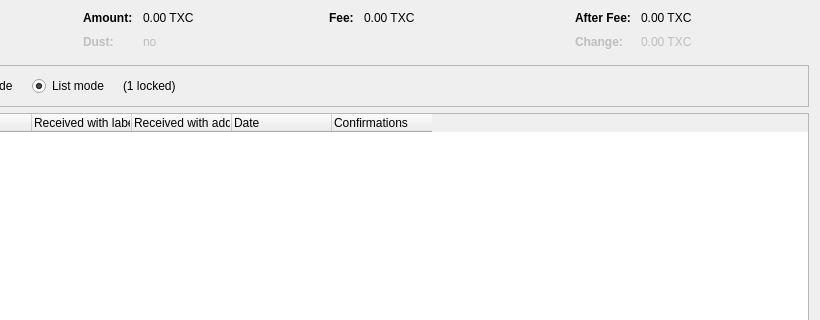
First picture: the form in src/qt/forms/coincontroldialog.ui, repository blockchainmint1/iskandercoin, before the edit; both pictures show x 180 to 1000 and y 0 to 320 of the 1000 by 500 pixel window.
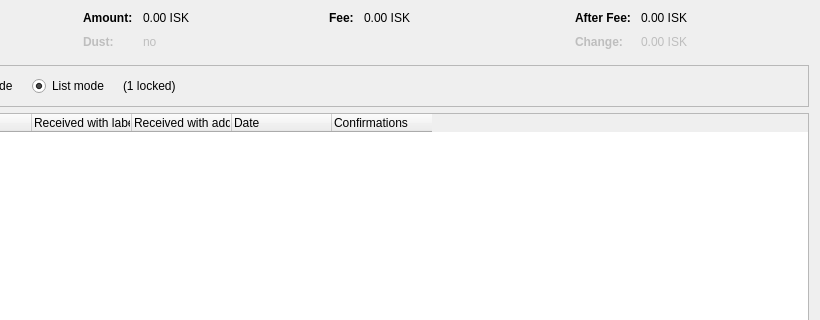
Second picture: the form after the edit. Custom widgets are drawn as their Qt base class.

```diff
--- a/src/qt/forms/coincontroldialog.ui
+++ b/src/qt/forms/coincontroldialog.ui
@@ -132,7 +132,7 @@
           <enum>Qt::ActionsContextMenu</enum>
          </property>
          <property name="text">
-          <string notr="true">0.00 TXC</string>
+          <string notr="true">0.00 ISK</string>
          </property>
          <property name="textInteractionFlags">
           <set>Qt::LinksAccessibleByMouse|Qt::TextSelectableByKeyboard|Qt::TextSelectableByMouse</set>
@@ -212,7 +212,7 @@
           <enum>Qt::ActionsContextMenu</enum>
          </property>
          <property name="text">
-          <string notr="true">0.00 TXC</string>
+          <string notr="true">0.00 ISK</string>
          </property>
          <property name="textInteractionFlags">
           <set>Qt::LinksAccessibleByMouse|Qt::TextSelectableByKeyboard|Qt::TextSelectableByMouse</set>
@@ -257,7 +257,7 @@
           <enum>Qt::ActionsContextMenu</enum>
          </property>
          <property name="text">
-          <string notr="true">0.00 TXC</string>
+          <string notr="true">0.00 ISK</string>
          </property>
          <property name="textInteractionFlags">
           <set>Qt::LinksAccessibleByMouse|Qt::TextSelectableByKeyboard|Qt::TextSelectableByMouse</set>
@@ -292,7 +292,7 @@
           <enum>Qt::ActionsContextMenu</enum>
          </property>
          <property name="text">
-          <string notr="true">0.00 TXC</string>
+          <string notr="true">0.00 ISK</string>
          </property>
          <property name="textInteractionFlags">
           <set>Qt::LinksAccessibleByMouse|Qt::TextSelectableByKeyboard|Qt::TextSelectableByMouse</set>
```
